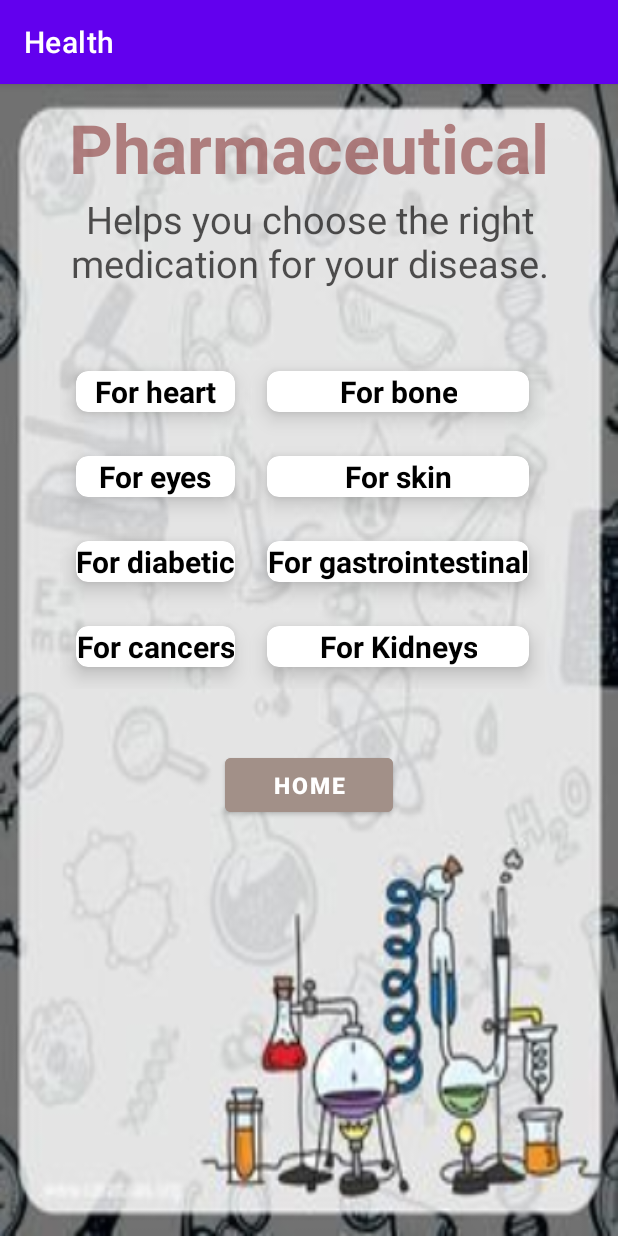
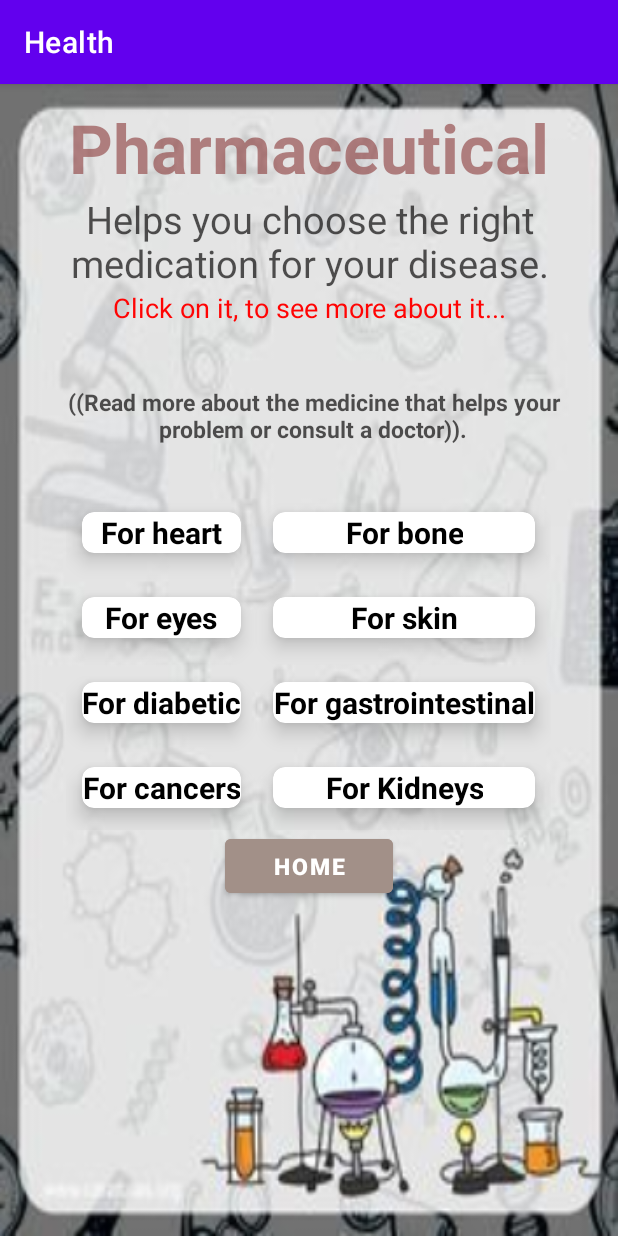
Before and after one commit to Balqeeshilal/Health, an Android app: the PharmaceuticalActivity2 screen opened directly, with no data from a screen before it, on a phone screen of 412 x 824 dp. Run offline under Robolectric (Android 15) with nearby library versions, the phone set to English and light mode, and no system bars.

Commit message:
finished project

```diff
--- a/app/src/main/res/layout/activity_pharmaceutical2.xml
+++ b/app/src/main/res/layout/activity_pharmaceutical2.xml
@@ -25,13 +25,33 @@
         android:textColor="#AD040303"
         android:textAlignment="center"
         android:textSize="25dp"/>
+    <TextView
+        android:layout_width="match_parent"
+        android:layout_height="wrap_content"
+        android:text="Click on it, to see more about it..."
+        android:textColor="#FCFF0101"
+        android:textAlignment="center"
+        android:textSize="18dp"/>
+
+
+    <TextView
+        android:layout_width="378dp"
+        android:layout_height="wrap_content"
+        android:layout_marginTop="40dp"
+        android:text="((Read more about the medicine that helps your problem or consult a doctor))."
+        android:textAlignment="center"
+        android:layout_marginLeft="20dp"
+        android:textColor="#AD040303"
+        android:textSize="15dp"
+        android:textStyle="bold" />
 
     <GridLayout
         android:layout_width="wrap_content"
         android:layout_height="wrap_content"
         android:layout_below="@+id/titledoctors"
-        android:layout_margin="40dp"
+        android:layout_gravity="center"
         android:columnCount="2"
+        android:layout_marginTop="30dp"
         android:rowCount="4">
 
         <androidx.cardview.widget.CardView
@@ -308,6 +328,7 @@
 
     </GridLayout>
 
+
     <Button
         android:id="@+id/home55"
         android:layout_width="match_parent"
@@ -320,8 +341,7 @@
         android:textSize="15dp"
         android:textStyle="bold"
         app:layout_constraintEnd_toEndOf="parent"
-        app:layout_constraintHorizontal_bias="1.0"/>
-
+        app:layout_constraintHorizontal_bias="1.0" />
 
 
 </LinearLayout>
```
Also changed, not shown: app/src/main/res/layout/activity_drs2.xml (+11 -3 lines), app/src/main/res/layout/activity_hospit2.xml (+10 -0 lines), app/src/main/res/layout/activity_illness2.xml (+9 -0 lines).
